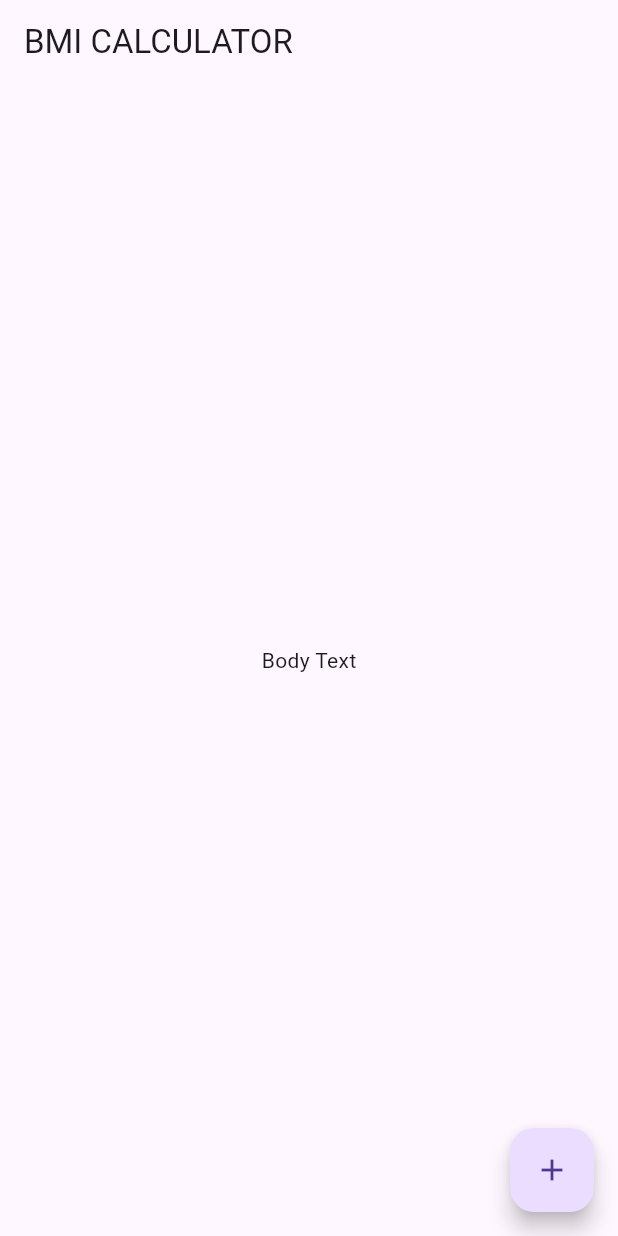
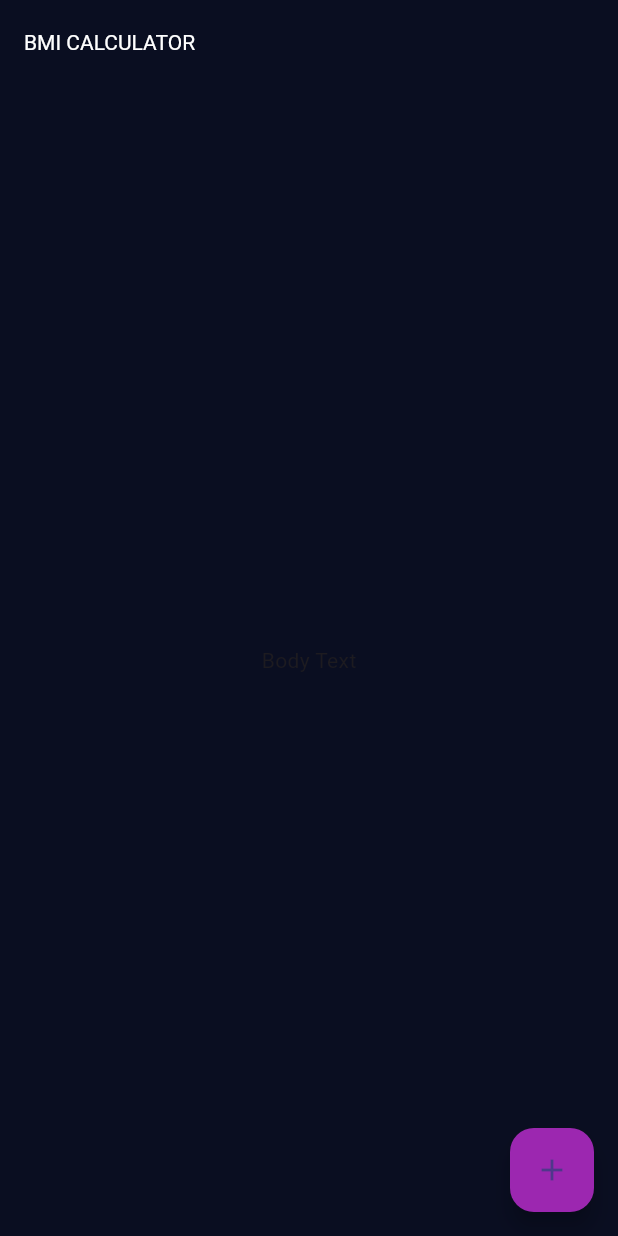
Before and after one commit to thisaraganhewa/BMI_Calculator, a Flutter app: the screen it shows after launch, on a phone screen of 412 x 824 dp. Run offline on Flutter 3.47's test engine with Material 3 defaults, Android fonts, the phone set to English and light mode, and no system bars.

Commit message:
changed colors

```diff
--- a/lib/main.dart
+++ b/lib/main.dart
@@ -6,10 +6,24 @@ class BMICalculator extends StatelessWidget {
   @override
   Widget build(BuildContext context) {
     return MaterialApp(
-      home: InputPage(),
+      theme: ThemeData(
+        primaryColor: const Color(0xFF0A0E21),
+        appBarTheme: const AppBarTheme(
+            color: Color(0xFF0A0E21),
+            titleTextStyle: TextStyle(
+                color: Colors.white
+            )
+        ),
+        scaffoldBackgroundColor: const Color(0xFF0A0E21),
+        floatingActionButtonTheme: const FloatingActionButtonThemeData(
+            backgroundColor: Colors.purple
+        ),
+      ),
+      home: InputPage(),  // This line should be inside the MaterialApp widget
     );
   }
 }
+
 
 class InputPage extends StatefulWidget {
   @override
```
